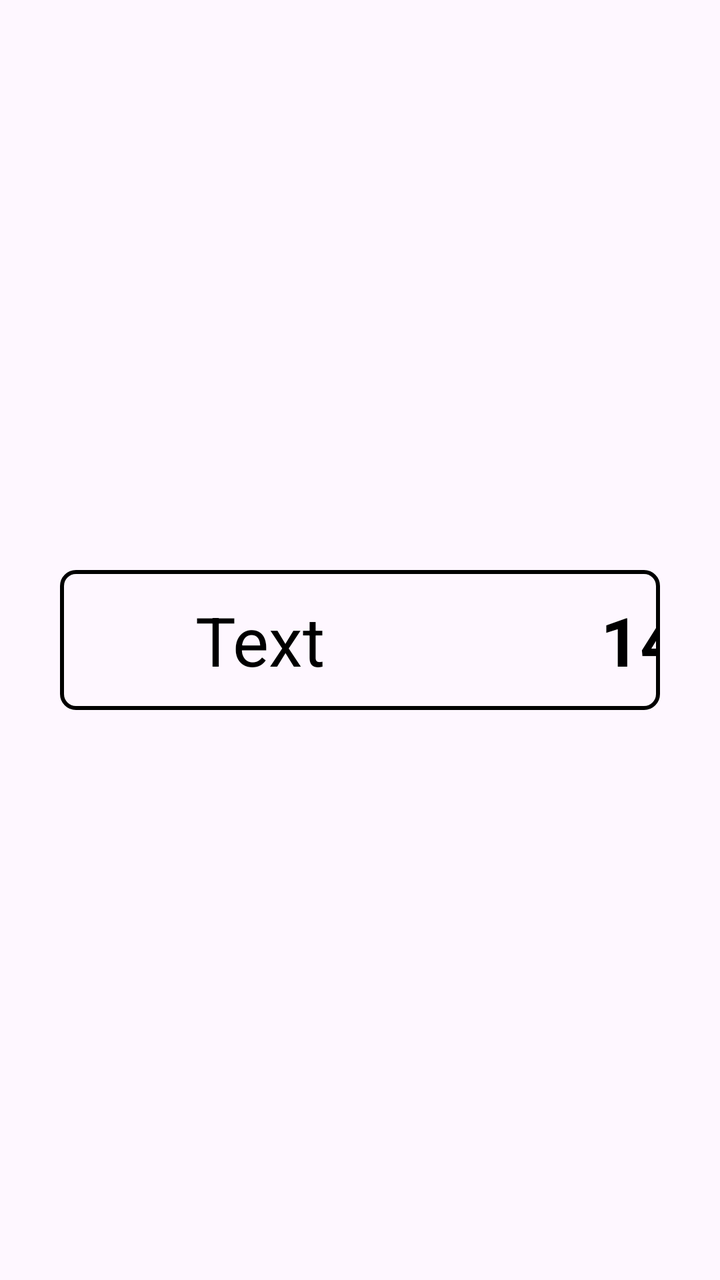
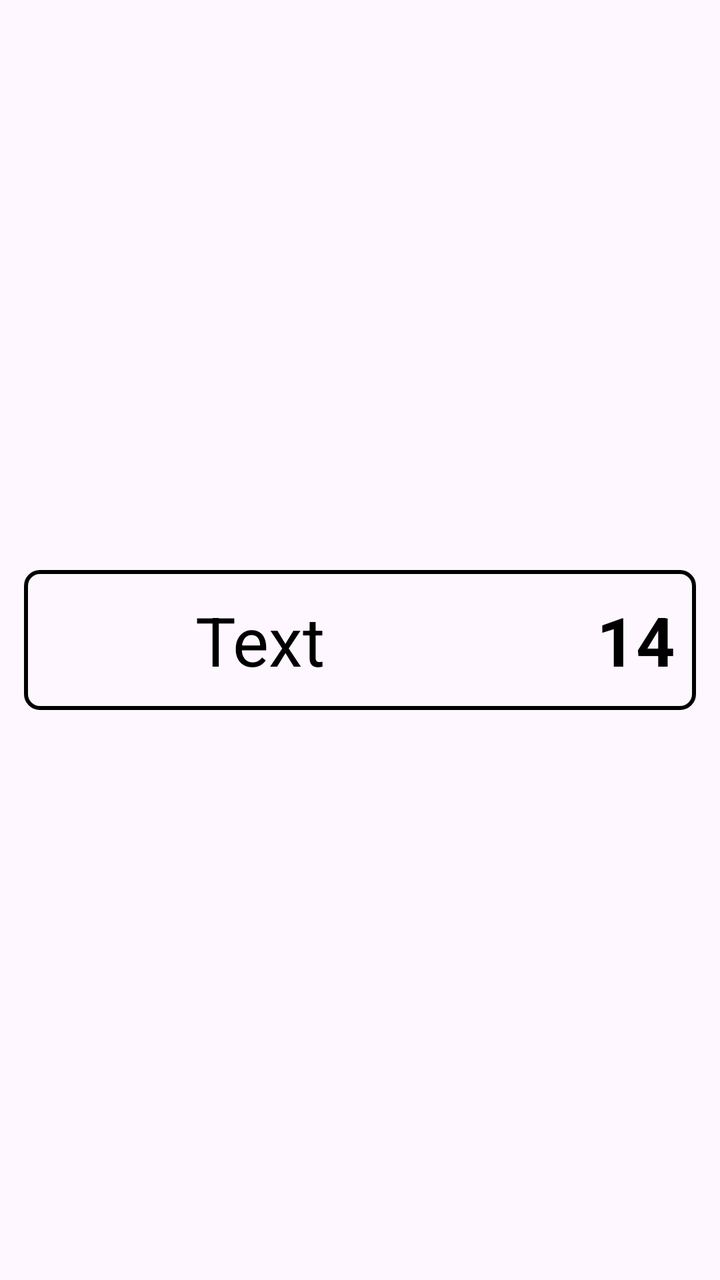

Compare the two renders of this Android layout. The source of the first and the diff that turns it into the second are given below.
<!-- AndroidManifest.xml: application theme Theme.BusTicketPOS -->
<!-- res/layout/item_tariff.xml -->
<?xml version="1.0" encoding="utf-8"?>
<LinearLayout xmlns:android="http://schemas.android.com/apk/res/android"
    android:id="@+id/row"
    android:layout_width="match_parent"
    android:layout_height="90dp"
    android:gravity="center_horizontal|center_vertical"
    android:paddingLeft="30dp"
    android:paddingTop="10dp"
    android:paddingRight="30dp"
    android:paddingBottom="10dp">

    <LinearLayout
        android:layout_width="match_parent"
        android:layout_height="70dp"
        android:gravity="center_horizontal|center_vertical"
        android:orientation="horizontal"
        android:background="@drawable/dg_row_border"
        android:padding="0dp">

        <TextView
            android:id="@+id/StageName"
            android:layout_width="240dp"
            android:layout_height="50dp"
            android:gravity="center_horizontal|center_vertical"
            android:text="Text"
            android:textColor="#000000"
            android:textSize="34sp" />

        <Space
            android:layout_width="40dp"
            android:layout_height="50dp" />

        <TextView
            android:id="@+id/Fare"
            android:layout_width="60dp"
            android:layout_height="50dp"
            android:gravity="center_horizontal|center_vertical"
            android:text="14"
            android:textColor="#000000"
            android:textSize="34sp"
            android:textStyle="bold" />
    </LinearLayout>

</LinearLayout>
<!-- resources referenced by this layout -->
<resources>
  <!-- drawable dg_row_border (drawable) -->
  <shape xmlns:android="http://schemas.android.com/apk/res/android"
      android:shape="rectangle">
      <stroke
          android:width="2dp"
          android:color="#000000" />
      <corners android:radius="7dp" />
      <solid android:color="#00FFFFFF" />
  </shape>
  <style name="Theme.BusTicketPOS" parent="Theme.MaterialComponents.DayNight.DarkActionBar">
          
          <item name="colorPrimary">@color/purple_500</item>
          <item name="colorPrimaryVariant">@color/purple_700</item>
          <item name="colorOnPrimary">@color/white</item>
          
          <item name="colorSecondary">@color/teal_200</item>
          <item name="colorSecondaryVariant">@color/teal_700</item>
          <item name="colorOnSecondary">@color/black</item>
          
          <item name="android:statusBarColor">?attr/colorPrimaryVariant</item>
          
      </style>
  <color name="purple_500">#FF6200EE</color>
  <color name="purple_700">#FF3700B3</color>
  <color name="white">#FFFFFFFF</color>
  <color name="teal_200">#FF03DAC5</color>
  <color name="teal_700">#FF018786</color>
  <color name="black">#FF000000</color>
</resources>

<!-- the commit's change to res/layout/item_tariff.xml (unified diff, before → after) -->
@@ -4,9 +4,9 @@
     android:layout_width="match_parent"
     android:layout_height="90dp"
     android:gravity="center_horizontal|center_vertical"
-    android:paddingLeft="30dp"
+    android:paddingLeft="12dp"
     android:paddingTop="10dp"
-    android:paddingRight="30dp"
+    android:paddingRight="12dp"
     android:paddingBottom="10dp">
 
     <LinearLayout
@@ -19,7 +19,8 @@
 
         <TextView
             android:id="@+id/StageName"
-            android:layout_width="240dp"
+            android:layout_width="0dp"
+            android:layout_weight="1"
             android:layout_height="50dp"
             android:gravity="center_horizontal|center_vertical"
             android:text="Text"
